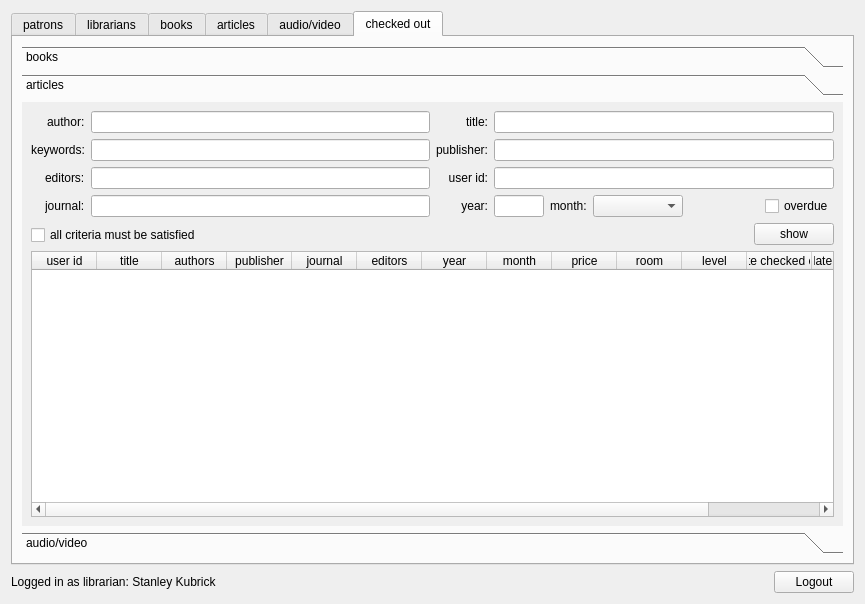
The window that QT/librarian.ui (Louie-ru/LMS-INNO) describes before a commit, drawn with Qt 5.
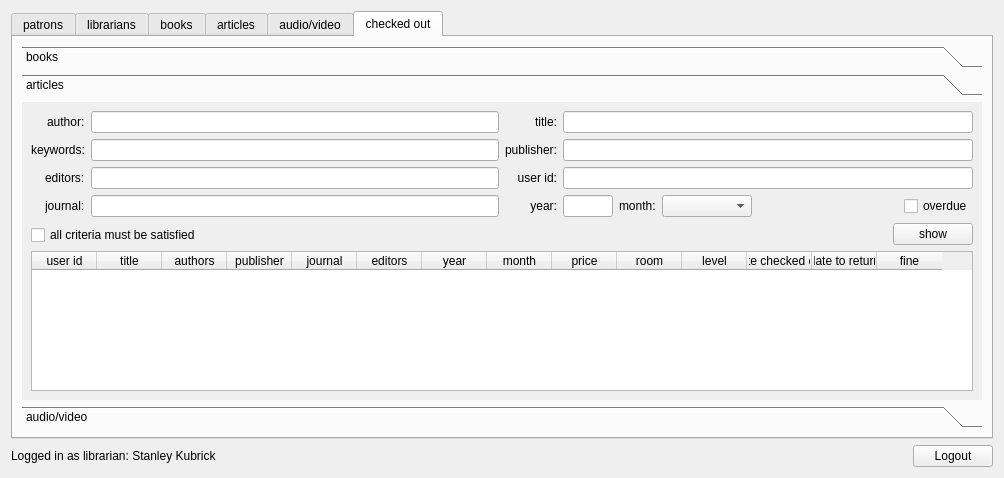
The same window after the commit. The open tabs and pages were chosen to show the change.

Diff of the .ui file:
```diff
--- a/QT/librarian.ui
+++ b/QT/librarian.ui
@@ -6,8 +6,8 @@
    <rect>
     <x>0</x>
     <y>0</y>
-    <width>865</width>
-    <height>604</height>
+    <width>1004</width>
+    <height>478</height>
    </rect>
   </property>
   <property name="windowTitle">
@@ -1604,8 +1604,8 @@
            <rect>
             <x>0</x>
             <y>0</y>
-            <width>944</width>
-            <height>354</height>
+            <width>950</width>
+            <height>272</height>
            </rect>
           </property>
           <attribute name="label">
```
Left out of the diff: 12 changed lines with no effect on the pictures.
